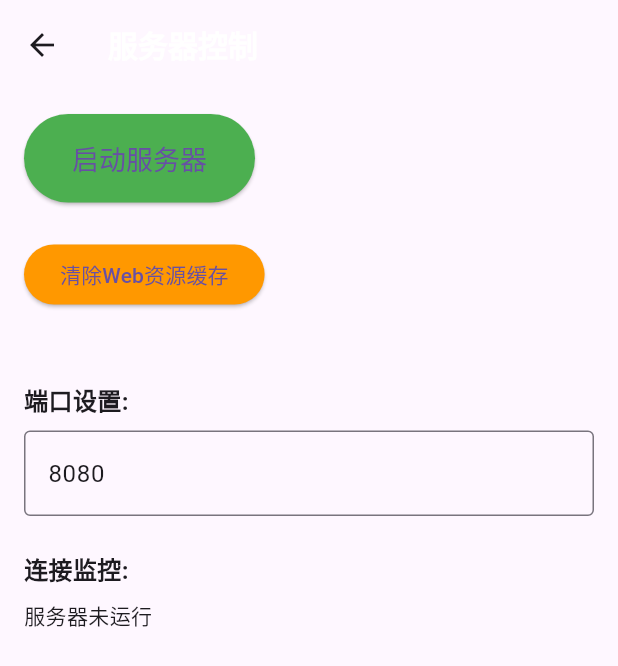
After one commit to benleungsaang/video_manager_app, a Flutter app: the screen it shows after launch, after a tap on the "cloud" icon, on a phone screen of 412 x 824 dp. The commit adds this screen. Shown: the top 666 px of the screen. Run offline on Flutter 3.47's test engine with Material 3 defaults, Android fonts, the phone set to English and light mode, and no system bars; our stand-ins replace chewie, file_picker, fluttertoast, hive, shelf, shelf_static and 3 more; missing offline and left inert: network_info_plus, shelf_cors_headers, shelf_router, video_thumbnail, webview_flutter_android, webview_flutter_wkwebview; accounts and stored records are empty.

Commit message:
在家修改:已加入服务器代码，但目前未正确加载WebView

```diff
--- a/lib/main.dart
+++ b/lib/main.dart
@@ -1,5 +1,6 @@
 import 'package:flutter/material.dart';
 import 'package:provider/provider.dart';
+import 'package:video_manager_app/services/server_service.dart';
 // import 'package:hive_flutter/hive_flutter.dart';
 import 'services/hive_service.dart';
 import 'providers/video_provider.dart';
@@ -43,11 +44,12 @@ class MyApp extends StatelessWidget {
         // 【视频/标签】 操作能力：提供加载、创建、更新、删除标签的方法（如 createTag()、deleteTag() 等），子组件调用后会同步更新全局状态。
         ChangeNotifierProvider(create: (_) => VideoProvider()..loadVideos()),
         ChangeNotifierProvider(create: (_) => TagProvider()..loadTags()),
+        ChangeNotifierProvider(create: (_) => ServerService()),
       ],
       child: MaterialApp(
         title: '视频管理APP',
         theme: ThemeData(
-          primarySwatch: Colors.blue,
+          primarySwatch: Colors.indigo,
           visualDensity: VisualDensity.adaptivePlatformDensity,
           // 平板适配主题
           appBarTheme: const AppBarTheme(
--- a/lib/ui/pages/home_page.dart
+++ b/lib/ui/pages/home_page.dart
@@ -1,5 +1,6 @@
 import 'package:flutter/material.dart';
 import 'package:provider/provider.dart';
+import 'package:video_manager_app/ui/pages/server_control_page.dart';
 import 'package:video_manager_app/utils/file_utils.dart';
 import '../widgets/video_grid.dart';
 import '../widgets/upload_button.dart';
@@ -36,6 +37,17 @@ class _HomePageState extends State<HomePage> {
                   context,
                   MaterialPageRoute(
                     builder: (context) => const TagManagementPage(),
+                  ),
+                );
+              },
+            ),
+            IconButton(
+              icon: const Icon(Icons.cloud),
+              onPressed: () {
+                Navigator.push(
+                  context,
+                  MaterialPageRoute(
+                    builder: (context) => const ServerControlPage(),
                   ),
                 );
               },
--- /dev/null
+++ b/lib/ui/pages/server_control_page.dart
@@ -0,0 +1,155 @@
+import 'package:flutter/material.dart';
+import 'package:provider/provider.dart';
+import '../../services/server_service.dart';
+
+class ServerControlPage extends StatefulWidget {
+  const ServerControlPage({super.key});
+
+  @override
+  State<ServerControlPage> createState() => _ServerControlPageState();
+}
+
+class _ServerControlPageState extends State<ServerControlPage> {
+  late TextEditingController _portController;
+
+  @override
+  void initState() {
+    super.initState();
+    _portController = TextEditingController();
+  }
+
+  @override
+  void dispose() {
+    _portController.dispose();
+    super.dispose();
+  }
+
+  @override
+  Widget build(BuildContext context) {
+    return Scaffold(
+      appBar: AppBar(
+        title: const Text('服务器控制'),
+      ),
+      body: Consumer<ServerService>(
+        builder: (context, serverService, child) {
+          _portController.text = serverService.port.toString();
+
+          return Padding(
+            padding: const EdgeInsets.all(16.0),
+            child: Column(
+              crossAxisAlignment: CrossAxisAlignment.start,
+              children: [
+                // 服务器开关按钮
+                ElevatedButton(
+                  onPressed: () async {
+                    if (serverService.isRunning) {
+                      await serverService.stopServer();
+                    } else {
+                      try {
+                        final port = int.parse(_portController.text);
+                        await serverService.startServer(customPort: port);
+                      } catch (e) {
+                        ScaffoldMessenger.of(context).showSnackBar(
+                          SnackBar(content: Text(e.toString())),
+                        );
+                      }
+                    }
+                  },
+                  style: ElevatedButton.styleFrom(
+                    backgroundColor:
+                        serverService.isRunning ? Colors.red : Colors.green,
+                    padding: const EdgeInsets.symmetric(
+                        horizontal: 32, vertical: 16),
+                    textStyle: const TextStyle(fontSize: 18),
+                  ),
+                  child: Text(serverService.isRunning ? '停止服务器' : '启动服务器'),
+                ),
+
+                const SizedBox(height: 24),
+
+                // 清除Web资源缓存按钮
+                if (!serverService.isRunning) // 服务器停止时才允许清除
+                  ElevatedButton(
+                    onPressed: () async {
+                      await serverService.clearWebCache();
+                      ScaffoldMessenger.of(context).showSnackBar(
+                        const SnackBar(content: Text('Web资源缓存已清除')),
+                      );
+                    },
+                    style: ElevatedButton.styleFrom(
+                      backgroundColor: Colors.orange,
+                    ),
+                    child: const Text('清除Web资源缓存'),
+                  ),
+
+                const SizedBox(height: 24),
+
+                // 连接信息
+                if (serverService.isRunning && serverService.localIp != null)
+                  Column(
+                    crossAxisAlignment: CrossAxisAlignment.start,
+                    children: [
+                      const Text('连接信息:',
+                          style: TextStyle(
+                              fontSize: 16, fontWeight: FontWeight.bold)),
+                      const SizedBox(height: 8),
+                      Text(
+                          '内网地址: http://${serverService.localIp}:${serverService.port}'),
+                    ],
+                  ),
+
+                const SizedBox(height: 24),
+
+                // 端口设置
+                Column(
+                  crossAxisAlignment: CrossAxisAlignment.start,
+                  children: [
+                    const Text('端口设置:',
+                        style: TextStyle(
+                            fontSize: 16, fontWeight: FontWeight.bold)),
+                    const SizedBox(height: 8),
+                    TextField(
+                      controller: _portController,
+                      keyboardType: TextInputType.number,
+                      decoration: const InputDecoration(
+                        hintText: '输入端口(1024-65535)',
+                        border: OutlineInputBorder(),
+                      ),
+                      enabled: !serverService.isRunning,
+                    ),
+                  ],
+                ),
+
+                const SizedBox(height: 24),
+
+                // 连接监控
+                Column(
+                  crossAxisAlignment: CrossAxisAlignment.start,
+                  children: [
+                    const Text('连接监控:',
+                        style: TextStyle(
+                            fontSize: 16, fontWeight: FontWeight.bold)),
+                    const SizedBox(height: 8),
+                    if (serverService.isRunning)
+                      Text('${serverService.connectionCount} 台设备连接: '
+                          '${_getDeviceSummary(serverService.clientDevices)}'),
+                    if (!serverService.isRunning) const Text('服务器未运行'),
+                  ],
+                ),
+              ],
+            ),
+          );
+        },
+      ),
+    );
+  }
+
+  // 生成设备连接摘要
+  String _getDeviceSummary(Map<String, String> devices) {
+    final counts = <String, int>{};
+    for (final device in devices.values) {
+      counts[device] = (counts[device] ?? 0) + 1;
+    }
+    return counts.entries.map((e) => '${e.key} ${e.value}台').join('，');
+  }
+}
--- a/项目备注/开发日志.txt
+++ b/项目备注/开发日志.txt
@@ -1,3 +1,23 @@
+2025-11-16
+
+上传日常修改好的代码到GIT
+
+# 确认当前准备上传的代码
+git status
+
+# 同意缓存代码
+git add .
+
+# 对当前上传文件做注释
+git commit -m "在家修改: 能正常运行基本功能的第一版"
+
+# 查看有哪些分支
+git branch -a
+
+# 将本地的 master 上传到仓库的 main
+git push -u origin master:main
+
+
 1、前述代码调整了部分依赖配置：
   flutter_debounce: ^0.0.2
 主要用于防抖，即自动保存/自动触发搜索之类，不需要，并且库已被官方弃用，删除
@@ -34,4 +54,92 @@
 删除了 【 主页/上传页 】 上的上传状态显示
 针对简化本地复制逻辑，调整 【 video_uploader 】删除进度模拟
 
-先完成当前结构，后续应该在 【 上传页 】 中设置，选择视频后自动填写标题
+
+===============================================
+2025-11-17
+
+
+开始第二阶段基础功能开发：
+以dhttpd + shelf开发平板启动本地 HTTP 服务，支持内网Web 端访问并功能复用，平板端功能：
+◦ 状态控制：启动 / 停止服务器，按钮状态切换（绿色启动→红色停止）
+◦ 连接信息：显示内网 IP + 端口（默认 8080，可修改 1024-65535 范围）
+◦ 连接监控：显示当前连接设备数及设备类型（如 “2 台设备连接：电脑 1 台，手机 1 台”）
+3.2 Web 端访问逻辑
+◦ 访问方式：浏览器输入平板内网地址（如 http://192.168.1.105:8080）
+◦ 功能复用：Web 端通过 Flutter WebView 加载 APP 页面，复用所有 UI 组件与业务逻辑，VideoGrid等组件中添加响应式布局，适配不同设备屏幕尺寸
+◦ 视频播放兼容性：Web 端视频播放依赖浏览器支持，需确保video_player和chewie的 Web 实现正常工作
+◦ 数据交互：Web 端操作通过 HTTP 请求调用平板服务器接口，业务逻辑统一由平板处理，Web 端能访问本地文件系统，通过 HTTP 上传视频到平板
+◦ 跨域支持：服务器配置 CORS，允许内网所有设备访问
+◦ 添加 WebSocket 实时同步多设备同时操作的状态
+
+
+===============================================
+
+server_service.dart中补充了两个导入
+import 'package:flutter/foundation.dart';
+状态管理：通过ChangeNotifier实现状态变化通知（如服务器启停、连接数变化），方便 UI 层监听更新。
+
+import 'dart:io';
+用于Web端页面，静态资源服务
+final server = await serve 中的 serve
+
+
+===============================================
+
+web_access_page.dart补充了一个依赖
+import 'package:webview_flutter/webview_flutter.dart';
+之前没提及这个依赖要添加
+
+
+===============================================
+
+下一步要完善文件上传功能
+文件上传逻辑：/upload接口仅读取内容，未实现文件保存到本地的功能。
+
+Web 端视频播放适配和更详细的设备信息统计。
+
+
+===============================================
+
+要让 Web 端通过浏览器访问并复用平板端的web_access_page.dart相关 UI，需要执行Flutter Web 编译，将 Flutter 代码编译为 Web 端可运行的静态资源（HTML/CSS/JS），然后让本地 HTTP 服务器托管这些资源
+
+1. 确保 Flutter 项目支持 Web 平台
+# 在项目根目录执行
+flutter config --enable-web # 启用 Web 支持
+
+2. 编译 Flutter Web 静态资源
+将整个 Flutter 项目（包括web_access_page.dart等 UI 组件）编译为 Web 端可运行的文件
+
+flutter build web
+
+
+编译成功后，会在项目根目录生成 build/web 文件夹，包含以下核心文件：
+	index.html：Web 入口页面
+	main.dart.js：Flutter 代码编译后的 JS 文件
+	assets/：静态资源（图片、字体等）
+
+还需要将 Web 资源嵌入平板 APP 并正确读取路径
+
+
+
+===============================================
+
+1. 配置 pubspec.yaml，将 Web 资源纳入 APP 资源
+打开 pubspec.yaml，添加 build/web 目录到资源列表：
+
+flutter:
+  assets:
+    - build/web/
+    - build/web/assets/
+    - build/web/assets/fonts/
+
+flutter clean
+flutter build web
+
+
+Flutter 的最新变更从 3.19 后移除 AssetManifest.json
+改用 AssetManifest API 或 AssetManifest.bin
+需要需要调整资源复制逻辑以适配这一变化。
+
+API默认会复制assets下的packages文件夹
+但反而不会复制assets下的任何文件，包括根目录以及fonts等文件，需要显式在依赖中注明，有点奇怪
```
Also changed, not shown: lib/services/server_service.dart (added, +297 -0 lines), lib/ui/pages/web_access_page.dart (added, +133 -0 lines), lib/ui/widgets/video_grid.dart (+6 -3 lines), pubspec.yaml (+18 -0 lines), 2 other files.
